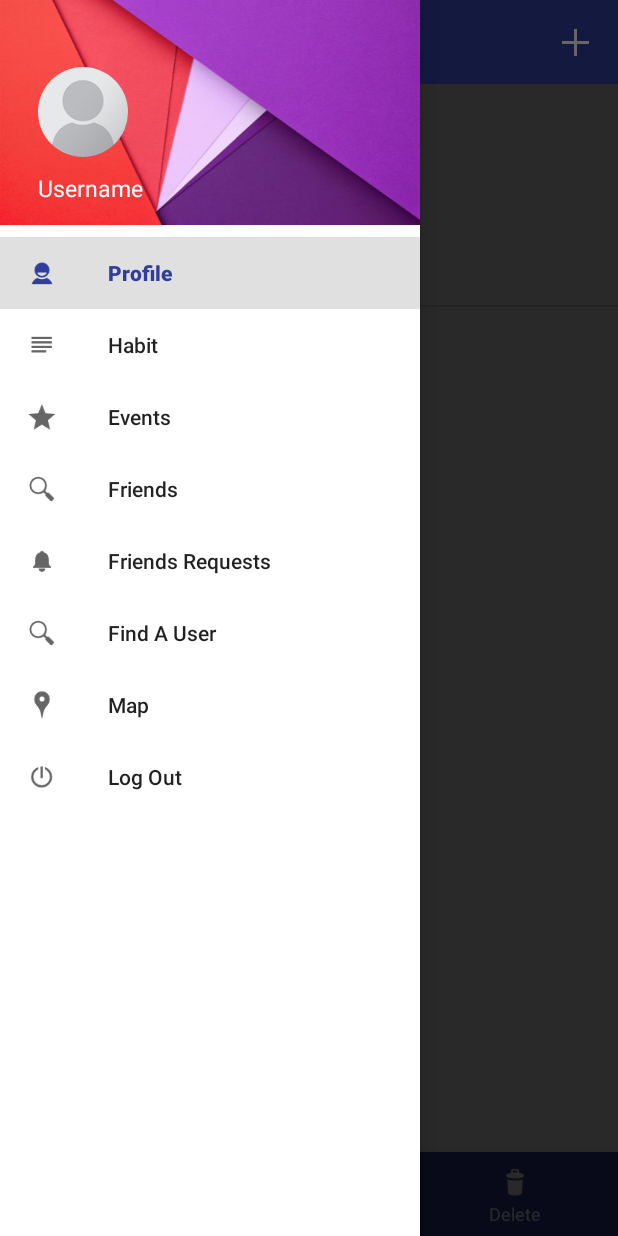
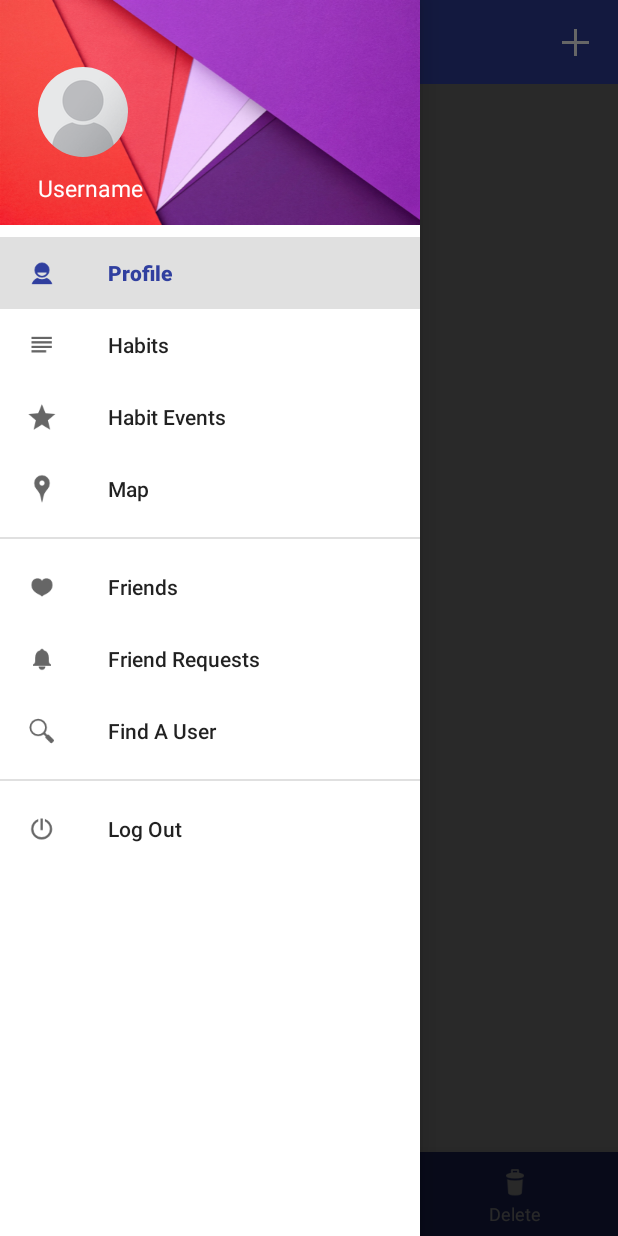
Before and after one commit to CMPUT301F17T29/HabitUp, an Android app: the ViewHabitActivity screen opened directly, with no data from a screen before it, with the side drawer open, on a phone screen of 412 x 824 dp. Run offline under Robolectric (Android 15) with nearby library versions, the phone set to English and light mode, and no system bars; our stand-ins replace CircleImageView.

Commit message:
Update drawer

```diff
--- a/app/src/main/java/com/example/habitup/View/ViewHabitActivity.java
+++ b/app/src/main/java/com/example/habitup/View/ViewHabitActivity.java
@@ -30,15 +30,6 @@ public class ViewHabitActivity extends BaseActivity {
         navigation.setOnNavigationItemSelectedListener(mOnNavigationItemSelectedListener);
 
         habits = new ArrayList<Habit>();
-        Habit habit1 = new Habit();
-        habit1.setHabitName("Go to the gym");
-        habit1.setAttribute("Physical");
-        habits.add(habit1);
-
-        Habit habit2 = new Habit();
-        habit2.setHabitName("Play piano");
-        habit2.setAttribute("Discipline");
-        habits.add(habit2);
 
         // Initialize habits list view
         habitListView = (ListView) findViewById(R.id.OldHabitLists);
--- a/app/src/main/res/menu/menu_navigation.xml
+++ b/app/src/main/res/menu/menu_navigation.xml
@@ -1,26 +1,34 @@
 <?xml version="1.0" encoding="utf-8"?>
 <menu xmlns:android="http://schemas.android.com/apk/res/android">
-    <group android:checkableBehavior="single">
+    <group android:checkableBehavior="single" android:id="@+id/main_group">
         <item
             android:id="@+id/profile"
             android:title="Profile"
             android:icon="@drawable/ic_profile"/>
         <item
             android:id="@+id/habits"
-            android:title="Habit"
+            android:title="Habits"
             android:icon="@drawable/ic_habits"/>
         <item
             android:id="@+id/events"
-            android:title="Events"
+            android:title="Habit Events"
             android:icon="@drawable/ic_events"/>
+        <item
+            android:id="@+id/map"
+            android:title="Map"
+            android:icon="@drawable/ic_map"/>
+    </group>
+
+    <group android:checkableBehavior="single" android:id="@+id/friends_group">
+
         <item
             android:id="@+id/friends"
             android:title="Friends"
-            android:icon="@drawable/ic_find"/>
+            android:icon="@drawable/ic_friends"/>
 
         <item
             android:id="@+id/requests"
-            android:title="Friends Requests"
+            android:title="Friend Requests"
             android:icon="@drawable/ic_requests"/>
 
         <item
@@ -28,16 +36,10 @@
             android:title="Find A User"
             android:icon="@drawable/ic_find"/>
 
-        <item
-            android:id="@+id/map"
-            android:title="Map"
-            android:icon="@drawable/ic_map"/>
+    </group>
 
-        <item
-            android:id="@+id/logout"
-            android:title="Log Out"
-            android:icon="@drawable/ic_logout"/>
-
-
-    </group>
+    <item
+        android:id="@+id/logout"
+        android:title="Log Out"
+        android:icon="@drawable/ic_logout"/>
 </menu>
```
